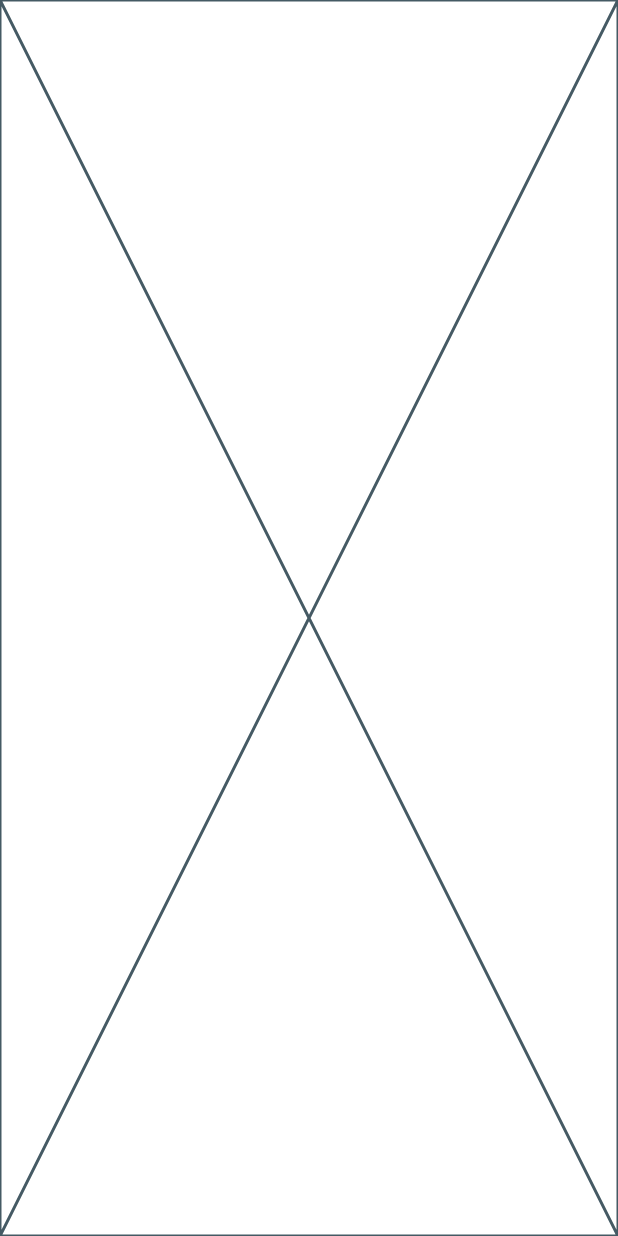
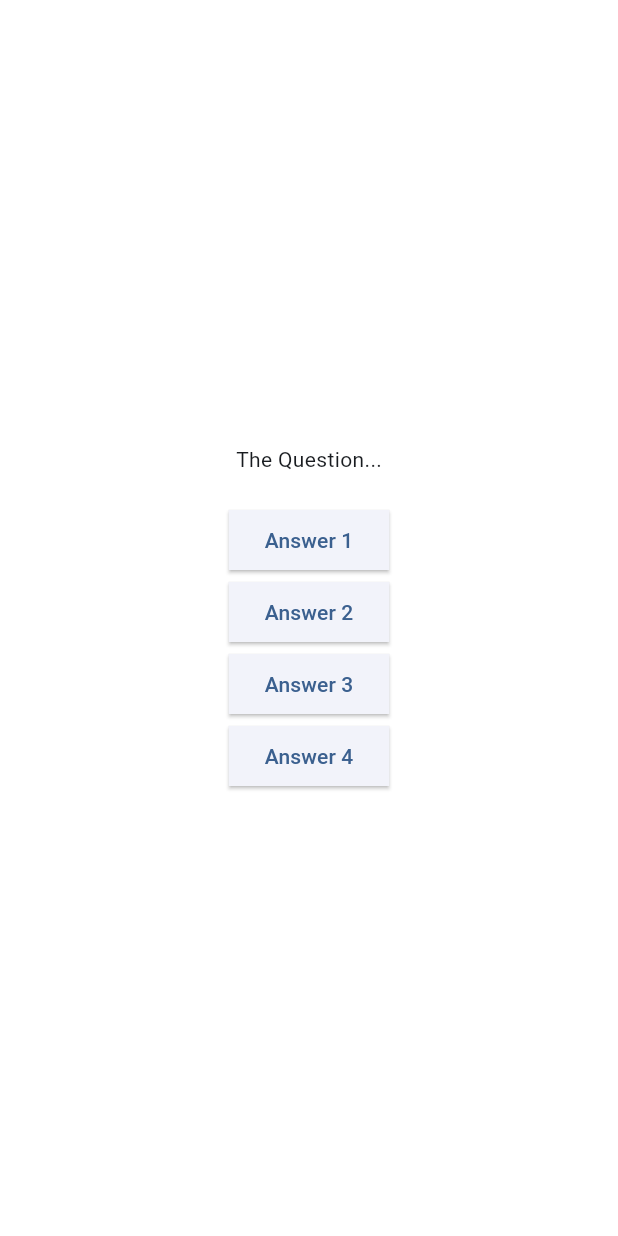
Before and after one commit to UtkarshMishra-git/quiz-application, a Flutter app: the screen it shows after launch, after a tap on "Start Quiz", on a phone screen of 412 x 824 dp. Run offline on Flutter 3.47's test engine with Material 2 defaults, Android fonts, the phone set to English and light mode, and no system bars.

Commit message:
working on questions

```diff
--- /dev/null
+++ b/lib/data/questions.dart
@@ -0,0 +1,55 @@
+import 'package:quiz_app/models/quiz_question.dart';
+
+const questions = [
+  QuizQuestion(
+    'What are the main building blocks of Flutter UIs?',
+    [
+      'Widgets',
+      'Components',
+      'Blocks',
+      'Functions',
+    ],
+  ),
+  QuizQuestion('How are Flutter UIs built?', [
+    'By combining widgets in code',
+    'By combining widgets in a visual editor',
+    'By defining widgets in config files',
+    'By using XCode for iOS and Android Studio for Android',
+  ]),
+  QuizQuestion(
+    'What\'s the purpose of a StatefulWidget?',
+    [
+      'Update UI as data changes',
+      'Update data as UI changes',
+      'Ignore data changes',
+      'Render UI that does not depend on data',
+    ],
+  ),
+  QuizQuestion(
+    'Which widget should you try to use more often: StatelessWidget or StatefulWidget?',
+    [
+      'StatelessWidget',
+      'StatefulWidget',
+      'Both are equally good',
+      'None of the above',
+    ],
+  ),
+  QuizQuestion(
+    'What happens if you change data in a StatelessWidget?',
+    [
+      'The UI is not updated',
+      'The UI is updated',
+      'The closest StatefulWidget is updated',
+      'Any nested StatefulWidgets are updated',
+    ],
+  ),
+  QuizQuestion(
+    'How should you update data inside of StatefulWidgets?',
+    [
+      'By calling setState()',
+      'By calling updateData()',
+      'By calling updateUI()',
+      'By calling updateState()',
+    ],
+  ),
+];
--- a/lib/main.dart
+++ b/lib/main.dart
@@ -1,83 +1,7 @@
 import 'package:flutter/material.dart';
 import 'package:quiz_app/quiz.dart';
+import 'package:quiz_app/start_screen.dart';
 
 void main() {
-  runApp(const MyApp());
+  runApp(const Quiz());
 }
-
-class MyApp extends StatelessWidget {
-  const MyApp({super.key});
-
-  @override
-  Widget build(BuildContext context) {
-    return MaterialApp(
-      title: 'Flutter Demo',
-      theme: ThemeData(
-        colorScheme: ColorScheme.fromSeed(seedColor: Colors.deepPurple),
-        useMaterial3: true,
-      ),
-      home: const MyHomePage(),
-    );
-  }
-}
-
-class MyHomePage extends StatelessWidget {
-  const MyHomePage({
-    super.key,
-  });
-  Widget build(BuildContext context) {
-    return Scaffold(
-      body: Center(
-        child: Column(mainAxisAlignment: MainAxisAlignment.center, children: [
-          Container(
-            height: 200.0,
-            width: 200.0,
-            decoration: BoxDecoration(
-              borderRadius:
-                  BorderRadius.circular(8.0), // Half of the container size
-              image: DecorationImage(
-                image: AssetImage(
-                  'assets/images/QuizImage.jpeg',
-                ), // Replace with your image asset path
-                fit: BoxFit.cover,
-              ),
-            ),
-          ),
-          SizedBox(
-            height: 20,
-          ),
-          Text(
-            "Learn Flutter the fun Way!",
-            style:
-                TextStyle(fontSize: 20, color: Color.fromARGB(255, 0, 54, 102)),
-          ),
-          SizedBox(
-            height: 20,
-          ),
-          OutlinedButton.icon(
-            style: OutlinedButton.styleFrom(
-                shape: RoundedRectangleBorder(
-                    borderRadius: BorderRadius.circular(8)),
-                backgroundColor: Color.fromRGBO(0, 61, 116, 1)),
-            onPressed: () {
-              Navigator.push(
-                context,
-                MaterialPageRoute(
-                  builder: (context) => Quiz(),
-                ),
-              );
-            },
-            icon: Icon(
-              Icons.arrow_right_alt,
-              color: Colors.white,
-            ),
-            label: Text(
-              "Start Quiz",
-              style: TextStyle(color: Colors.white),
-            ),
-          )
-        ]),
-      ),
-    );
-  }
-}
--- a/lib/questions_screen.dart
+++ b/lib/questions_screen.dart
@@ -0,0 +1,45 @@
+import 'package:flutter/material.dart';
+
+class QuestionsScreen extends StatefulWidget {
+  const QuestionsScreen({super.key});
+  State<StatefulWidget> createState() => _QuestionsScreenState();
+}
+
+class _QuestionsScreenState extends State<QuestionsScreen> {
+  Widget build(BuildContext context) {
+    return SizedBox(
+      width: double.infinity,
+      child: Column(
+        mainAxisAlignment: MainAxisAlignment.center,
+        children: [
+          Text('The Question...'),
+          const SizedBox(
+            height: 20,
+          ),
+          ElevatedButton(
+            onPressed: () {},
+            child: Text('Answer 1'),
+            style: ElevatedButton.styleFrom(shape: RoundedRectangleBorder()),
+          ),
+          ElevatedButton(
+              onPressed: () {},
+              child: Text('Answer 2'),
+              style: ElevatedButton.styleFrom(shape: RoundedRectangleBorder())),
+          ElevatedButton(
+              onPressed: () {},
+              child: Text('Answer 3'),
+              style: ElevatedButton.styleFrom(
+                shape: RoundedRectangleBorder(),
+              )),
+          ElevatedButton(
+            onPressed: () {},
+            child: Text('Answer 4'),
+            style: ElevatedButton.styleFrom(
+              shape: RoundedRectangleBorder(),
+            ),
+          ),
+        ],
+      ),
+    );
+  }
+}
--- a/lib/quiz.dart
+++ b/lib/quiz.dart
@@ -1,4 +1,6 @@
 import 'package:flutter/material.dart';
+import 'package:quiz_app/questions_screen.dart';
+import 'package:quiz_app/start_screen.dart';
 
 class Quiz extends StatefulWidget {
   const Quiz({super.key});
@@ -8,8 +10,60 @@ class Quiz extends StatefulWidget {
 }
 
 class _QuizState extends State<Quiz> {
+  //Method-1 for state lifting
+  // Widget? activeScreen;
+  // @override
+  // void initState() {
+  //   activeScreen = StartScreen(switchScreen);
+  //   super.initState();
+  // }
+
+  //Method-2
+  String activeScreen = 'start-screen';
+
+  void switchScreen() {
+    setState(() {
+      // Method-1
+      // activeScreen = QuestionsScreen();
+
+      // Method-2
+      activeScreen = 'questions-screen';
+    });
+  }
+
   @override
   Widget build(BuildContext context) {
-    return const Placeholder();
+    // Method-3.1
+    // final screenWidget=activeScreen=='start-screen'?StartScreen(switchScreen):const QuestionsScreen();
+
+    //Method-3.2
+    Widget screenWidget = StartScreen(switchScreen);
+    if (activeScreen == 'questions-screen') {
+      screenWidget = QuestionsScreen();
+    }
+
+    return MaterialApp(
+      title: 'Flutter Demo',
+      theme: ThemeData(
+        colorScheme: ColorScheme.fromSeed(
+            seedColor: const Color.fromARGB(255, 0, 54, 102)),
+        useMaterial3: true,
+      ),
+      home: Scaffold(
+        body: Container(
+          decoration: const BoxDecoration(color: Colors.white),
+          //Method-1
+          // child:  StartScreen()
+
+          // Method-2
+          // child: activeScreen == 'start-screen'
+          //     ? StartScreen(switchScreen)
+          //     : QuestionsScreen(),
+
+          // Method-3
+          child: screenWidget,
+        ),
+      ),
+    );
   }
 }
--- a/lib/start_screen.dart
+++ b/lib/start_screen.dart
@@ -0,0 +1,62 @@
+import 'package:flutter/material.dart';
+import 'package:quiz_app/questions_screen.dart';
+import 'package:quiz_app/quiz.dart';
+
+class StartScreen extends StatelessWidget {
+  const StartScreen(this.startQuiz, {super.key});
+  final Function() startQuiz;
+  Widget build(BuildContext context) {
+    return Center(
+      child: Column(mainAxisAlignment: MainAxisAlignment.center, children: [
+        Container(
+          height: 200.0,
+          width: 200.0,
+          decoration: BoxDecoration(
+            borderRadius:
+                BorderRadius.circular(8.0), // Half of the container size
+            image: const DecorationImage(
+              image: AssetImage(
+                'assets/images/QuizImage.jpeg',
+              ), // Replace with your image asset path
+              fit: BoxFit.cover,
+            ),
+          ),
+        ),
+        const SizedBox(
+          height: 20,
+        ),
+        const Text(
+          "Learn Flutter the fun Way!",
+          style:
+              TextStyle(fontSize: 20, color: Color.fromARGB(255, 0, 54, 102)),
+        ),
+        const SizedBox(
+          height: 20,
+        ),
+        OutlinedButton.icon(
+          style: OutlinedButton.styleFrom(
+              shape: RoundedRectangleBorder(
+                  borderRadius: BorderRadius.circular(8)),
+              backgroundColor: Color.fromRGBO(0, 61, 116, 1)),
+          onPressed: () {
+            // Navigator.push(
+            //   context,
+            //   MaterialPageRoute(
+            //     builder: (context) => QuestionsScreen(),
+            //   ),
+            // );
+            startQuiz();
+          },
+          icon: const Icon(
+            Icons.arrow_right_alt,
+            color: Colors.white,
+          ),
+          label: const Text(
+            "Start Quiz",
+            style: TextStyle(color: Colors.white),
+          ),
+        )
+      ]),
+    );
+  }
+}
```
Also changed, not shown: lib/models/quiz_question.dart (added).
